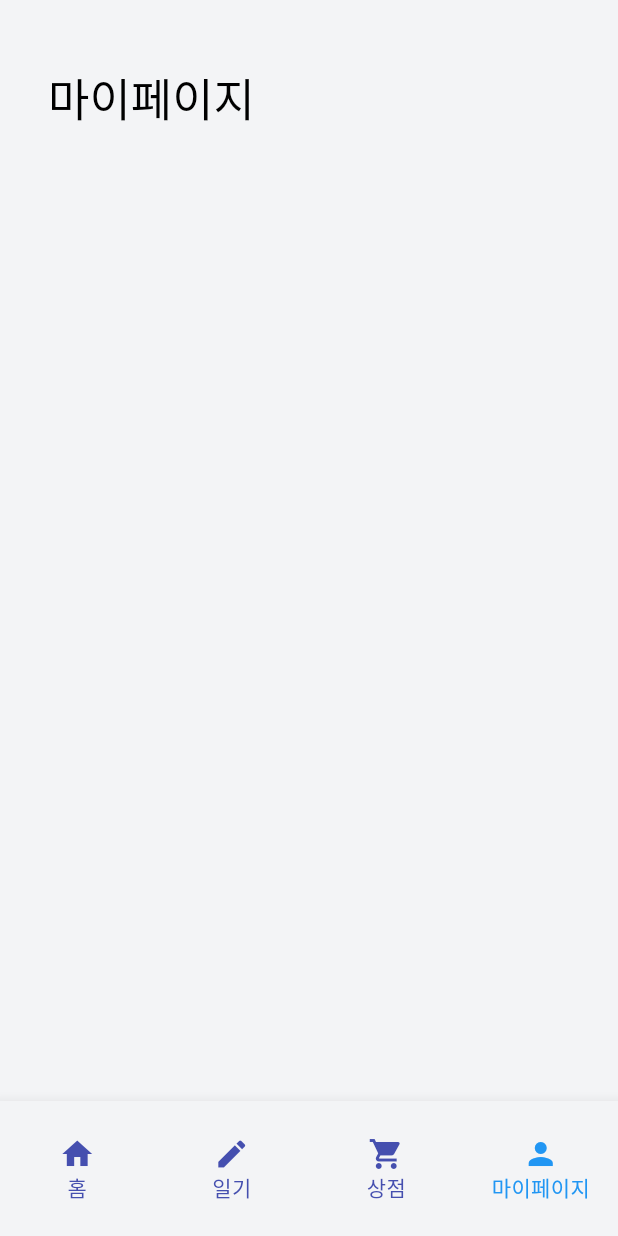
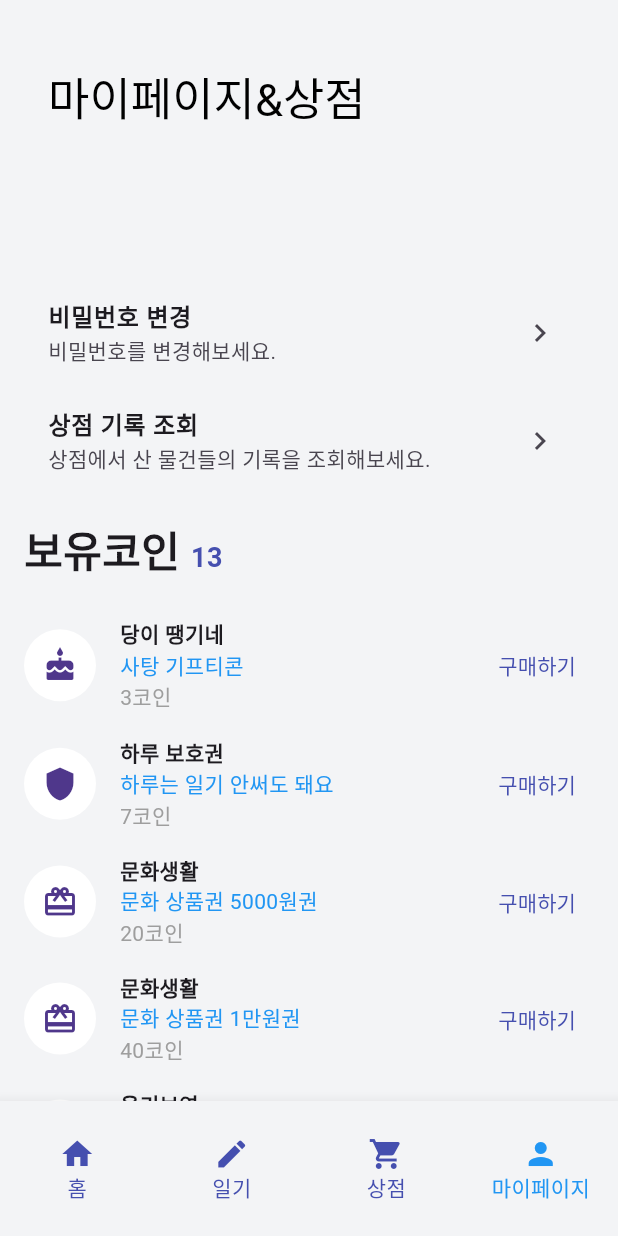
Before and after one commit to Lotto-Diary/Lotto_Diary_App, a Flutter app: the screen it shows after launch, item 4 of the bottom bar chosen, on a phone screen of 412 x 824 dp. Run offline on Flutter 3.47's test engine with Material 3 defaults, Android fonts, the phone set to English and light mode, and no system bars; Roboto replaces fonts that are missing (PretendardBold, PretendardLight).

Commit message:
ADD :: 마이페이지

```diff
--- a/lib/Page/myDiary.dart
+++ b/lib/Page/myDiary.dart
@@ -16,10 +16,8 @@ class _MyDiaryPageState extends State<MyDiaryPage> {
         toolbarHeight: 0,
       ),
       body: SingleChildScrollView(
-        child: Column(
-          children: [
-            Padding(
-              padding: const EdgeInsets.symmetric(horizontal: 16.0),
+        child: Padding(
+          padding: const EdgeInsets.all(16.0),
           child: Column(
             crossAxisAlignment: CrossAxisAlignment.start,
             children: [
@@ -87,11 +85,9 @@ class _MyDiaryPageState extends State<MyDiaryPage> {
                   ),
                 ),
               ),
+              SizedBox(height: 16),
             ],
           ),
-            ),
-            SizedBox(height: 16),
-          ],
         ),
       ),
     );
@@ -161,8 +157,8 @@ class DiaryEntry extends StatelessWidget {
           Text(
             '2024년 8월 31일 수요일',
             style: TextStyle(
-              fontSize: 14, // Adjusted to 14 for better readability
-              color: Color(0xFF454FAF), // Fixed color specification
+              fontSize: 14,
+              color: Color(0xFF454FAF),
             ),
           ),
           SizedBox(height: 12),
@@ -170,7 +166,7 @@ class DiaryEntry extends StatelessWidget {
             '로또일기디자인입니다.',
             style: TextStyle(
               fontSize: 22,
-              color: Color(0xFF242424), // Fixed color specification
+              color: Color(0xFF242424),
               fontWeight: FontWeight.bold,
             ),
           ),
@@ -179,7 +175,7 @@ class DiaryEntry extends StatelessWidget {
             '디자인재미있어하지만힘들어하지만재밋어흐베베베베ㅔ베ㅔㅓ라러아렁라어ㅏ어랑ㄹ알아러알아러알알ㅇ라어',
             style: TextStyle(
               fontSize: 18,
-              color: Color(0xFF242424), // Fixed color specification
+              color: Color(0xFF242424),
             ),
           ),
         ],
--- a/lib/Page/myPage.dart
+++ b/lib/Page/myPage.dart
@@ -8,9 +8,123 @@ class MyPage extends StatefulWidget {
 class _MyPageState extends State<MyPage> {
   @override
   Widget build(BuildContext context) {
+    return Scaffold(
+      backgroundColor: Color(0xFFF3F4F6),
+      appBar: AppBar(
+        backgroundColor: Color(0xFFF3F4F6),
+        elevation: 0,
+      ),
+      body: SingleChildScrollView(
+        child: Padding(
+          padding: const EdgeInsets.symmetric(horizontal: 16.0),
+          child: Column(
+            crossAxisAlignment: CrossAxisAlignment.start,
+            children: [
+              ListTile(
+                title: Text(
+                  '비밀번호 변경',
+                  style: TextStyle(fontWeight: FontWeight.w600),
+                ),
+                subtitle: Text('비밀번호를 변경해보세요.'),
+                trailing: Icon(Icons.chevron_right),
+                onTap: () {
+                },
+              ),
+              ListTile(
+                title: Text(
+                  '상점 기록 조회',
+                  style: TextStyle(fontWeight: FontWeight.w600),
+                ),
+                subtitle: Text('상점에서 산 물건들의 기록을 조회해보세요.'),
+                trailing: Icon(Icons.chevron_right),
+                onTap: () {
 
-    return Container(
-      color: Color(0xFFF3F4F6),
+                },
+              ),
+              SizedBox(height: 16),
+              Text.rich(
+                TextSpan(
+                  children: [
+                    TextSpan(
+                      text: '보유코인 ',
+                      style: TextStyle(
+                        fontSize: 28,
+                        fontWeight: FontWeight.bold,
+                      ),
+                    ),
+                    TextSpan(
+                      text: '13',
+                      style: TextStyle(
+                        fontSize: 18,
+                        color: Color(0xFF454FAF),
+                        fontWeight: FontWeight.bold,
+                      ),
+                    ),
+                  ],
+                ),
+              ),
+              SizedBox(height: 16),
+              _buildItem('당이 땡기네', '사탕 기프티콘', '3코인', Icons.cake),
+              _buildItem('하루 보호권', '하루는 일기 안써도 돼요', '7코인', Icons.shield),
+              _buildItem('문화생활', '문화 상품권 5000원권', '20코인', Icons.card_giftcard),
+              _buildItem('문화생활', '문화 상품권 1만원권', '40코인', Icons.card_giftcard),
+              _buildItem('올리브영', '올리브영 기프티콘 5000원권', '20코인', Icons.local_mall),
+              _buildItem('올리브영', '올리브영 기프티콘 1만원권', '40코인', Icons.local_mall),
+              SizedBox(height: 32),
+              Center(child: Text('©LD')),
+            ],
+          ),
+        ),
+      ),
+    );
+  }
+
+  Widget _buildItem(String title, String subtitle, String coin, IconData icon) {
+    return Padding(
+      padding: const EdgeInsets.symmetric(vertical: 8.0),
+      child: Row(
+        children: [
+          CircleAvatar(
+            radius: 24,
+            backgroundColor: Colors.white,
+            child: Icon(icon, size: 24),
+          ),
+          SizedBox(width: 16),
+          Expanded(
+            child: Column(
+              crossAxisAlignment: CrossAxisAlignment.start,
+              children: [
+                Text(
+                  title,
+                  style: TextStyle(fontWeight: FontWeight.bold),
+                ),
+                Text(
+                  subtitle,
+                  style: TextStyle(color: Colors.blue),
+                ),
+                Text(
+                  coin,
+                  style: TextStyle(color: Colors.grey),
+                ),
+              ],
+            ),
+          ),
+          TextButton(
+            onPressed: () {
+            },
+            child: Text(
+              '구매하기',
+              style: TextStyle(color: Color(0xFF454FAF)),
+            ),
+          ),
+        ],
+      ),
     );
   }
 }
+
+void main() {
+  runApp(MaterialApp(
+    home: MyPage(),
+  ));
+}
--- a/lib/Page/writeDiary.dart
+++ b/lib/Page/writeDiary.dart
@@ -118,7 +118,7 @@ class _WritePageState extends State<WritePage> {
                     ),
                     SizedBox(height: 8),
                     Divider(
-                      color: Color(0xFFDADADA),  // Changed the line color here
+                      color: Color(0xFFDADADA),
                       thickness: 1,
                     ),
                     SizedBox(height: 8),
@@ -141,7 +141,6 @@ class _WritePageState extends State<WritePage> {
               Center(
                 child: ElevatedButton(
                   onPressed: () {
-                    // Add the logic for completing the diary entry here
                   },
                   style: ElevatedButton.styleFrom(
                     backgroundColor: Color(0xFF454FAF),
--- a/lib/main.dart
+++ b/lib/main.dart
@@ -127,7 +127,7 @@ class _MyAppState extends State<MyApp> {
             children: [
               SizedBox(width: 16),
               Text(
-                '마이페이지',
+                '마이페이지&상점',
                 style: TextStyle(
                   fontSize: 30,
                   fontFamily: 'PretendardBold',
```
Lines whose indentation alone changed are shown as unchanged.
